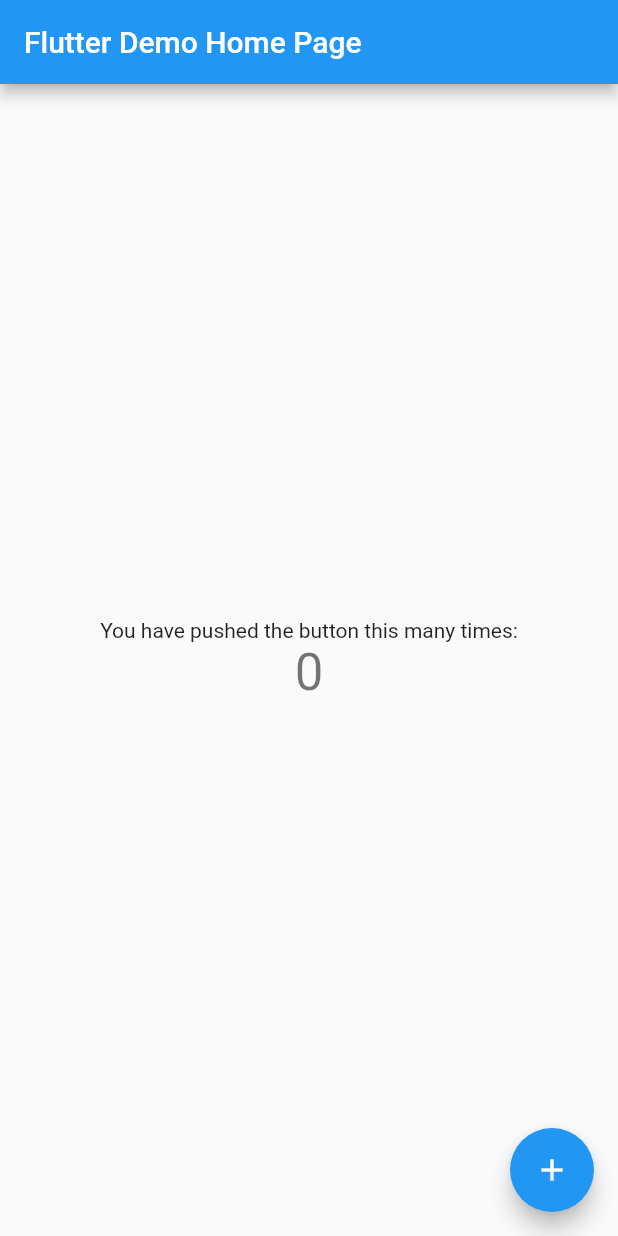
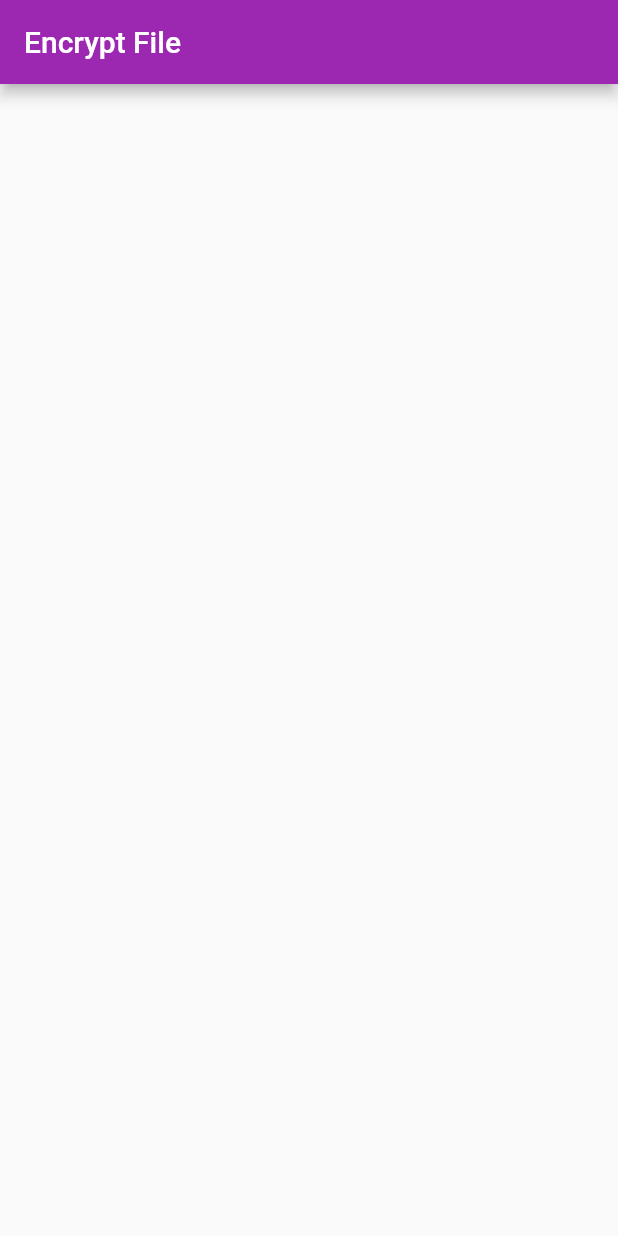
Before and after one commit to cnvfirj/cripto_file, a Flutter app: the screen it shows after launch, on a phone screen of 412 x 824 dp. Run offline on Flutter 3.47's test engine with Material 2 defaults, Android fonts, the phone set to English and light mode, and no system bars.

Commit message:
main block

```diff
--- a/lib/main.dart
+++ b/lib/main.dart
@@ -1,115 +1,7 @@
 import 'package:flutter/material.dart';
 
+import 'widget/main_widget.dart';
+
 void main() {
-  runApp(const MyApp());
+  runApp(const MainWidget());
 }
-
-class MyApp extends StatelessWidget {
-  const MyApp({Key? key}) : super(key: key);
-
-  // This widget is the root of your application.
-  @override
-  Widget build(BuildContext context) {
-    return MaterialApp(
-      title: 'Flutter Demo',
-      theme: ThemeData(
-        // This is the theme of your application.
-        //
-        // Try running your application with "flutter run". You'll see the
-        // application has a blue toolbar. Then, without quitting the app, try
-        // changing the primarySwatch below to Colors.green and then invoke
-        // "hot reload" (press "r" in the console where you ran "flutter run",
-        // or simply save your changes to "hot reload" in a Flutter IDE).
-        // Notice that the counter didn't reset back to zero; the application
-        // is not restarted.
-        primarySwatch: Colors.blue,
-      ),
-      home: const MyHomePage(title: 'Flutter Demo Home Page'),
-    );
-  }
-}
-
-class MyHomePage extends StatefulWidget {
-  const MyHomePage({Key? key, required this.title}) : super(key: key);
-
-  // This widget is the home page of your application. It is stateful, meaning
-  // that it has a State object (defined below) that contains fields that affect
-  // how it looks.
-
-  // This class is the configuration for the state. It holds the values (in this
-  // case the title) provided by the parent (in this case the App widget) and
-  // used by the build method of the State. Fields in a Widget subclass are
-  // always marked "final".
-
-  final String title;
-
-  @override
-  State<MyHomePage> createState() => _MyHomePageState();
-}
-
-class _MyHomePageState extends State<MyHomePage> {
-  int _counter = 0;
-
-  void _incrementCounter() {
-    setState(() {
-      // This call to setState tells the Flutter framework that something has
-      // changed in this State, which causes it to rerun the build method below
-      // so that the display can reflect the updated values. If we changed
-      // _counter without calling setState(), then the build method would not be
-      // called again, and so nothing would appear to happen.
-      _counter++;
-    });
-  }
-
-  @override
-  Widget build(BuildContext context) {
-    // This method is rerun every time setState is called, for instance as done
-    // by the _incrementCounter method above.
-    //
-    // The Flutter framework has been optimized to make rerunning build methods
-    // fast, so that you can just rebuild anything that needs updating rather
-    // than having to individually change instances of widgets.
-    return Scaffold(
-      appBar: AppBar(
-        // Here we take the value from the MyHomePage object that was created by
-        // the App.build method, and use it to set our appbar title.
-        title: Text(widget.title),
-      ),
-      body: Center(
-        // Center is a layout widget. It takes a single child and positions it
-        // in the middle of the parent.
-        child: Column(
-          // Column is also a layout widget. It takes a list of children and
-          // arranges them vertically. By default, it sizes itself to fit its
-          // children horizontally, and tries to be as tall as its parent.
-          //
-          // Invoke "debug painting" (press "p" in the console, choose the
-          // "Toggle Debug Paint" action from the Flutter Inspector in Android
-          // Studio, or the "Toggle Debug Paint" command in Visual Studio Code)
-          // to see the wireframe for each widget.
-          //
-          // Column has various properties to control how it sizes itself and
-          // how it positions its children. Here we use mainAxisAlignment to
-          // center the children vertically; the main axis here is the vertical
-          // axis because Columns are vertical (the cross axis would be
-          // horizontal).
-          mainAxisAlignment: MainAxisAlignment.center,
-          children: <Widget>[
-            const Text(
-              'You have pushed the button this many times:',
-            ),
-            Text(
-              '$_counter',
-              style: Theme.of(context).textTheme.headline4,
-            ),
-          ],
-        ),
-      ),
-      floatingActionButton: FloatingActionButton(
-        onPressed: _incrementCounter,
-        tooltip: 'Increment',
-        child: const Icon(Icons.add),
-      ), // This trailing comma makes auto-formatting nicer for build methods.
-    );
-  }
-}
--- /dev/null
+++ b/lib/widget/bar_block.dart
@@ -0,0 +1,9 @@
+
+import 'package:flutter/material.dart';
+
+AppBar barWidget(){
+  return AppBar(
+    title: const Text('Encrypt File'),
+    backgroundColor: Colors.purple,
+  );
+}
--- /dev/null
+++ b/lib/widget/common_block.dart
@@ -0,0 +1,7 @@
+import 'package:flutter/material.dart';
+
+Widget commonWidget(){
+  return Container(
+    color: Colors.red,
+  );
+}
--- /dev/null
+++ b/lib/widget/key_block.dart
@@ -0,0 +1,8 @@
+
+import 'package:flutter/material.dart';
+
+Widget keyWidget(){
+  return Container(
+    color: Colors.green,
+  );
+}
--- /dev/null
+++ b/lib/widget/main_widget.dart
@@ -0,0 +1,75 @@
+import 'package:flutter/material.dart';
+import 'package:cripto_file/widget/bar_block.dart';
+
+import 'common_block.dart';
+import 'key_block.dart';
+
+class MainWidget extends StatelessWidget{
+
+  const MainWidget({Key? key}) : super(key: key);
+
+  @override
+  Widget build(BuildContext context) {
+     return const MaterialApp(
+       debugShowCheckedModeBanner: false,
+       title: "Encrypt File",
+       home: GroupWidget(),
+     );
+  }
+
+}
+
+class GroupWidget extends StatelessWidget{
+
+  const GroupWidget({Key? key}) : super(key: key);
+
+  @override
+  Widget build(BuildContext context) {
+      return Scaffold(
+        appBar: barWidget(),
+        body: const WidgetByOrient(),
+      );
+  }
+}
+
+// class WidgetByOrient extends StatelessWidget{
+//   const WidgetByOrient({Key? key}) : super(key: key);
+//   @override
+//   Widget build(BuildContext context) {
+//    Orientation currentOrientation = MediaQuery.of(context).orientation;
+//    if(currentOrientation==Orientation.portrait){
+//
+//    }else{
+//
+//    }
+//   }
+// }
+
+class WidgetByOrient extends StatelessWidget{
+  const WidgetByOrient({Key? key}) : super(key: key);
+
+  @override
+  Widget build(BuildContext context) {
+   return OrientationBuilder(
+     builder: (BuildContext context, Orientation orientation) {
+       if(orientation==Orientation.portrait){
+         return Column(
+           children: widgets(),
+         );
+       }else{
+         return Row(
+           children: widgets(),
+         );
+       }
+   },
+
+   );
+  }
+
+  List<Widget>widgets(){
+    return [
+      keyWidget(),
+      commonWidget()
+    ];
+  }
+}
```
Also changed, not shown: 1 other file.
